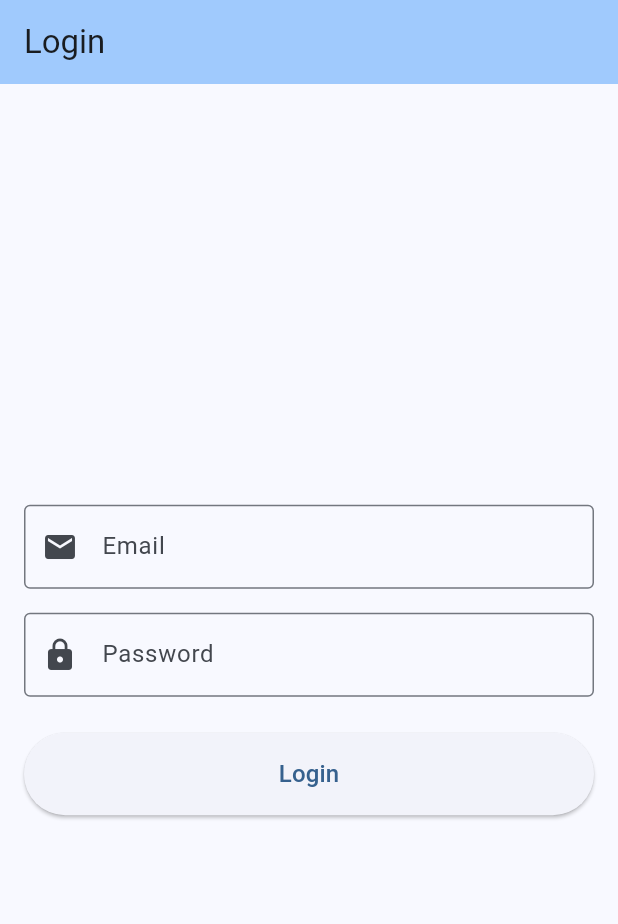
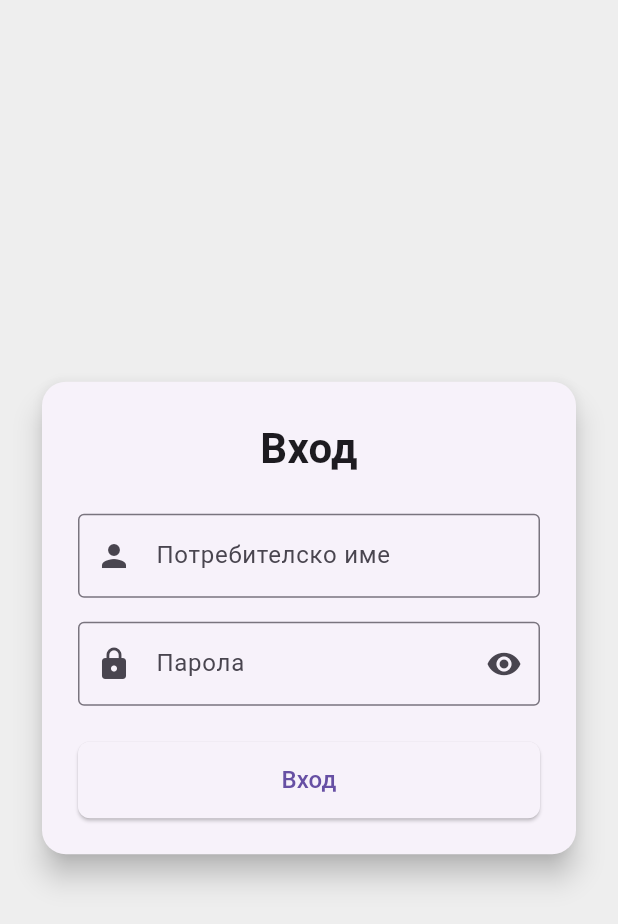
Before and after one commit to iblazhev/guesthouse.backoffice, a Flutter app: the screen it shows after launch, on a phone screen of 412 x 824 dp. Shown: the top 924 px of the screen. Run offline on Flutter 3.47's test engine with Material 3 defaults, Android fonts, the phone set to English and light mode, and no system bars.

Commit message:
nice login screen

```diff
--- a/guesthouse_flutter/lib/main.dart
+++ b/guesthouse_flutter/lib/main.dart
@@ -11,109 +11,176 @@ class MyApp extends StatelessWidget {
   Widget build(BuildContext context) {
     return MaterialApp(
       title: 'Login Demo',
+      debugShowCheckedModeBanner: false,
       theme: ThemeData(
-        colorScheme: ColorScheme.fromSeed(seedColor: Colors.blue),
-        useMaterial3: true,
+        primarySwatch: Colors.blue,
+        inputDecorationTheme: const InputDecorationTheme(
+          border: OutlineInputBorder(),
         ),
-      home: const LoginPage(),
+      ),
+      home: const LoginScreen(),
     );
   }
 }
 
-class LoginPage extends StatefulWidget {
-  const LoginPage({super.key});
+class LoginScreen extends StatefulWidget {
+  const LoginScreen({super.key});
 
   @override
-  State<LoginPage> createState() => _LoginPageState();
+  State<LoginScreen> createState() => _LoginScreenState();
 }
 
-class _LoginPageState extends State<LoginPage> {
+class _LoginScreenState extends State<LoginScreen> {
+  final _usernameController = TextEditingController();
+  final _passwordController = TextEditingController();
   final _formKey = GlobalKey<FormState>();
-  final _emailController = TextEditingController();
-  final _passwordController = TextEditingController();
 
-  @override
-  void dispose() {
-    _emailController.dispose();
-    _passwordController.dispose();
-    super.dispose();
+  final String mockUsername = 'test';
+  final String mockPassword = '1234';
+
+  bool _isLoading = false;
+  bool _obscurePassword = true;
+
+  void _login() {
+    if (_formKey.currentState!.validate()) {
+      setState(() => _isLoading = true);
+
+      Future.delayed(const Duration(seconds: 1), () {
+        setState(() => _isLoading = false);
+
+        if (_usernameController.text == mockUsername &&
+            _passwordController.text == mockPassword) {
+          Navigator.pushReplacement(
+            context,
+            MaterialPageRoute(
+              builder: (_) => HomeScreen(username: mockUsername),
+            ),
+          );
+        } else {
+          ScaffoldMessenger.of(context).showSnackBar(
+            const SnackBar(content: Text('Грешно име или парола')),
+          );
         }
-
-  void _handleLogin() {
-    if (_formKey.currentState!.validate()) {
-      // TODO: Implement your login logic here
-      print('Email: ${_emailController.text}');
-      print('Password: ${_passwordController.text}');
+      });
     }
   }
 
   @override
   Widget build(BuildContext context) {
     return Scaffold(
-      appBar: AppBar(
-        title: const Text('Login'),
-        backgroundColor: Theme.of(context).colorScheme.inversePrimary,
+      backgroundColor: Colors.grey[200],
+      body: Center(
+        child: SingleChildScrollView(
+          padding: const EdgeInsets.all(24),
+          child: Card(
+            elevation: 8,
+            shape: RoundedRectangleBorder(
+              borderRadius: BorderRadius.circular(16),
             ),
-      body: Padding(
-        padding: const EdgeInsets.all(16.0),
+            child: Padding(
+              padding: const EdgeInsets.all(24),
               child: Form(
                 key: _formKey,
                 child: Column(
-            mainAxisAlignment: MainAxisAlignment.center,
-            crossAxisAlignment: CrossAxisAlignment.stretch,
+                  mainAxisSize: MainAxisSize.min,
                   children: [
+                    const Text(
+                      "Вход",
+                      style: TextStyle(
+                        fontSize: 28,
+                        fontWeight: FontWeight.bold,
+                      ),
+                    ),
+                    const SizedBox(height: 24),
                     TextFormField(
-                controller: _emailController,
+                      controller: _usernameController,
                       decoration: const InputDecoration(
-                  labelText: 'Email',
-                  border: OutlineInputBorder(),
-                  prefixIcon: Icon(Icons.email),
+                        labelText: 'Потребителско име',
+                        prefixIcon: Icon(Icons.person),
                       ),
-                keyboardType: TextInputType.emailAddress,
-                validator: (value) {
-                  if (value == null || value.isEmpty) {
-                    return 'Please enter your email';
-                  }
-                  if (!value.contains('@')) {
-                    return 'Please enter a valid email';
-                  }
-                  return null;
-                },
+                      validator: (value) =>
+                          value!.isEmpty ? 'Въведете потребителско име' : null,
                     ),
                     const SizedBox(height: 16),
                     TextFormField(
                       controller: _passwordController,
-                decoration: const InputDecoration(
-                  labelText: 'Password',
-                  border: OutlineInputBorder(),
-                  prefixIcon: Icon(Icons.lock),
-                ),
-                obscureText: true,
-                validator: (value) {
-                  if (value == null || value.isEmpty) {
-                    return 'Please enter your password';
-                  }
-                  if (value.length < 6) {
-                    return 'Password must be at least 6 characters';
-                  }
-                  return null;
+                      obscureText: _obscurePassword,
+                      decoration: InputDecoration(
+                        labelText: 'Парола',
+                        prefixIcon: const Icon(Icons.lock),
+                        suffixIcon: IconButton(
+                          icon: Icon(_obscurePassword
+                              ? Icons.visibility
+                              : Icons.visibility_off),
+                          onPressed: () {
+                            setState(() {
+                              _obscurePassword = !_obscurePassword;
+                            });
                           },
                         ),
+                      ),
+                      validator: (value) =>
+                          value!.isEmpty ? 'Въведете парола' : null,
+                    ),
                     const SizedBox(height: 24),
-              ElevatedButton(
-                onPressed: _handleLogin,
+                    SizedBox(
+                      width: double.infinity,
+                      child: ElevatedButton(
+                        onPressed: _isLoading ? null : _login,
                         style: ElevatedButton.styleFrom(
-                  padding: const EdgeInsets.symmetric(vertical: 16),
+                          padding: const EdgeInsets.symmetric(vertical: 14),
+                          shape: RoundedRectangleBorder(
+                            borderRadius: BorderRadius.circular(8),
                           ),
-                child: const Text(
-                  'Login',
+                        ),
+                        child: _isLoading
+                            ? const CircularProgressIndicator(
+                                color: Colors.white,
+                              )
+                            : const Text(
+                                "Вход",
                                 style: TextStyle(fontSize: 16),
+                              ),
                       ),
                     ),
                   ],
                 ),
               ),
             ),
+          ),
+        ),
+      ),
     );
   }
 }
+
+class HomeScreen extends StatelessWidget {
+  final String username;
+  const HomeScreen({super.key, required this.username});
+
+  @override
+  Widget build(BuildContext context) {
+    return Scaffold(
+      appBar: AppBar(
+        title: const Text("Начало"),
+        actions: [
+          IconButton(
+            icon: const Icon(Icons.logout),
+            onPressed: () {
+              Navigator.pushReplacement(
+                context,
+                MaterialPageRoute(builder: (_) => const LoginScreen()),
+              );
+            },
+          )
+        ],
+      ),
+      body: Center(
+        child: Text(
+          "Здравей, $username! 🎉",
+          style: const TextStyle(fontSize: 24),
+        ),
+      ),
+    );
+  }
+}
```
Also changed, not shown: 1 other file. Lines whose indentation alone changed are shown as unchanged.
